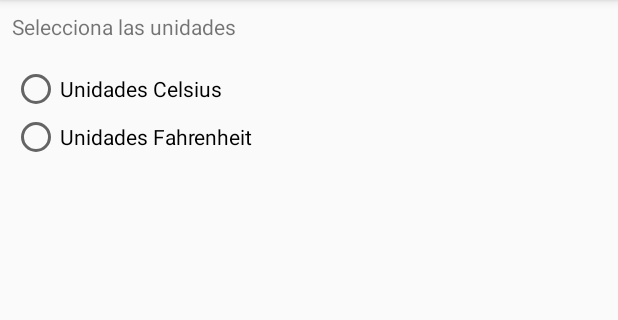
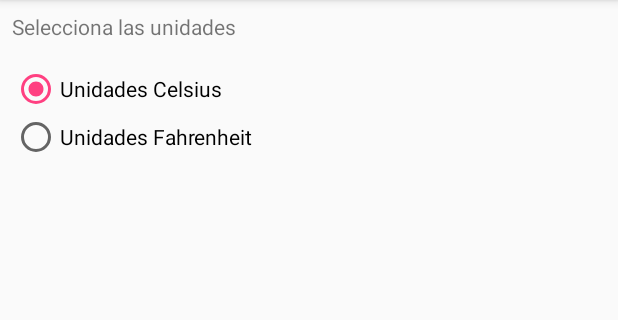
Before and after one commit to scabher/KeepCodingMobileBootcampVI-Guedr, an Android app: the screen it shows after launch (SettingsActivity), in the options menu, after a tap on "Ajustes", on a phone screen of 412 x 824 dp, the part 84-404 px from its top. Run offline under Robolectric (Android 15) with nearby library versions, the phone set to English and light mode, and no system bars.

```diff
--- a/app/src/main/java/com/scabher/guedrbootcamp6/ForecastActivity.kt
+++ b/app/src/main/java/com/scabher/guedrbootcamp6/ForecastActivity.kt
@@ -60,8 +60,7 @@ class ForecastActivity : AppCompatActivity() {
         when (item?.itemId) {
             R.id.menu_show_settings -> {
                 // lanzamos la pantalla de ajustes
-                val intent = Intent(this, SettingsActivity::class.java)
-                startActivity(intent)
+                startActivity(SettingsActivity.intent(this))
 
                 return true
             }
--- a/app/src/main/java/com/scabher/guedrbootcamp6/SettingsActivity.kt
+++ b/app/src/main/java/com/scabher/guedrbootcamp6/SettingsActivity.kt
@@ -1,11 +1,18 @@
 package com.scabher.guedrbootcamp6
 
+import android.content.Context
+import android.content.Intent
 import android.support.v7.app.AppCompatActivity
 import android.os.Bundle
 import kotlinx.android.synthetic.main.activity_settings.*
 
 class SettingsActivity : AppCompatActivity() {
 
+    companion object {
+        fun intent(context: Context): Intent {
+            return Intent(context, SettingsActivity::class.java)
+        }
+    }
     override fun onCreate(savedInstanceState: Bundle?) {
         super.onCreate(savedInstanceState)
         setContentView(R.layout.activity_settings)
@@ -18,15 +25,15 @@ class SettingsActivity : AppCompatActivity() {
             cancelSettings()
         }
 
-
+        units_rg.check(R.id.celsius_rb)
 
     }
 
     private fun cancelSettings() {
-        TODO("not implemented") //To change body of created functions use File | Settings | File Templates.
+        finish()  // Vuelve a la pantalla anterior
     }
 
     private fun acceptSetting() {
-        TODO("not implemented") //To change body of created functions use File | Settings | File Templates.
+        finish()
     }
 }
```
